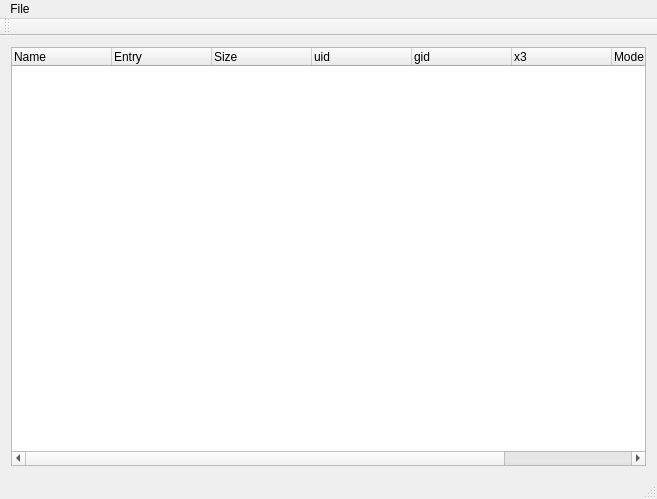
First picture: the form in nandExtract/nandwindow.ui, repository martravi/wiiqt, before the edit.
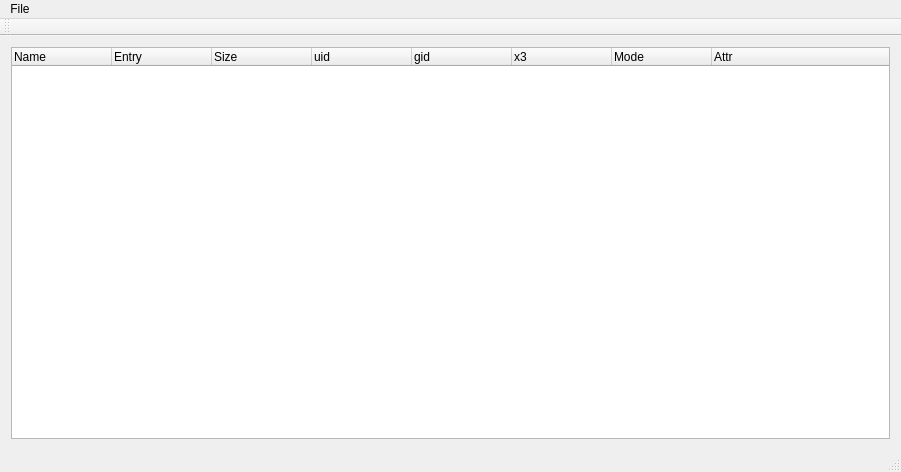
Second picture: the form after the edit.

Diff of the .ui file:
```diff
--- a/nandExtract/nandwindow.ui
+++ b/nandExtract/nandwindow.ui
@@ -6,8 +6,8 @@
    <rect>
     <x>0</x>
     <y>0</y>
-    <width>657</width>
-    <height>499</height>
+    <width>901</width>
+    <height>472</height>
    </rect>
   </property>
   <property name="windowTitle">
@@ -69,7 +69,7 @@
     <rect>
      <x>0</x>
      <y>0</y>
-     <width>657</width>
+     <width>901</width>
      <height>27</height>
     </rect>
    </property>
```
